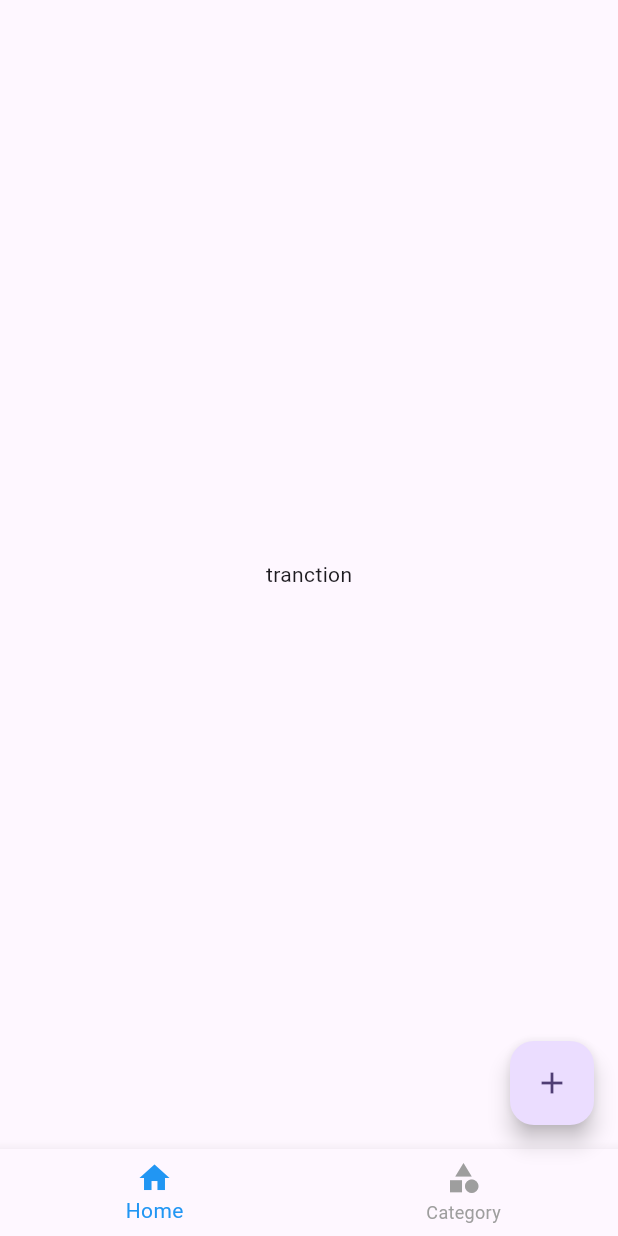
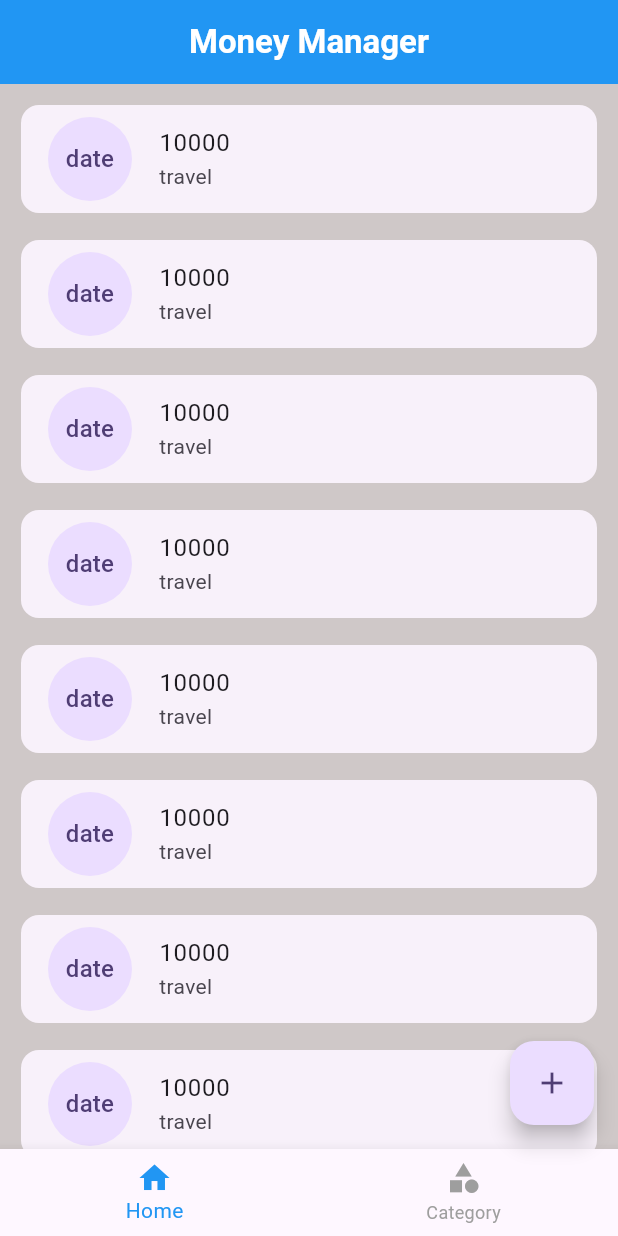
Before and after one commit to jaimonvarghese/money_manager_app, a Flutter app: the screen it shows after launch, after a tap on the "add" icon, on a phone screen of 412 x 824 dp. Run offline on Flutter 3.47's test engine with Material 3 defaults, Android fonts, the phone set to English and light mode, and no system bars.

Commit message:
transation screen ui created

```diff
--- a/lib/screens/home/home_screen.dart
+++ b/lib/screens/home/home_screen.dart
@@ -12,6 +12,15 @@ class HomeScreen extends StatelessWidget {
   @override
   Widget build(BuildContext context) {
     return Scaffold(
+      backgroundColor: const Color.fromARGB(255, 207, 200, 200),
+      appBar: AppBar(
+        title: Text(
+          "Money Manager",
+          style: TextStyle(color: Colors.white, fontWeight: FontWeight.bold),
+        ),
+        centerTitle: true,
+        backgroundColor: Colors.blue,
+      ),
       body: SafeArea(
         child: ValueListenableBuilder(
           valueListenable: selectedIndexNotifier,
@@ -22,7 +31,11 @@ class HomeScreen extends StatelessWidget {
       ),
       floatingActionButton: FloatingActionButton(
         onPressed: () {
-          print('add tranction');
+          if (selectedIndexNotifier.value == 0) {
+            print('add tranction');
+          } else {
+            print("add category");
+          }
         },
         child: Icon(Icons.add),
       ),
--- a/lib/screens/transactions/transaction_screen.dart
+++ b/lib/screens/transactions/transaction_screen.dart
@@ -5,7 +5,23 @@ class TransactionScreen extends StatelessWidget {
 
   @override
   Widget build(BuildContext context) {
-    return  Center(child: Text("tranction"));
-
+    return ListView.separated(
+      padding: EdgeInsets.all(10),
+      itemBuilder: (ctx, index) {
+        return Card(
+          elevation: 0,
+          child: ListTile(
+            leading: CircleAvatar(
+              radius: 30,
+              child: Text("date", textAlign: TextAlign.center),
+            ),
+            title: Text("10000"),
+            subtitle: Text("travel"),
+          ),
+        );
+      },
+      separatorBuilder: (ctx, index) => SizedBox(height: 10),
+      itemCount: 10,
+    );
   }
 }
```
